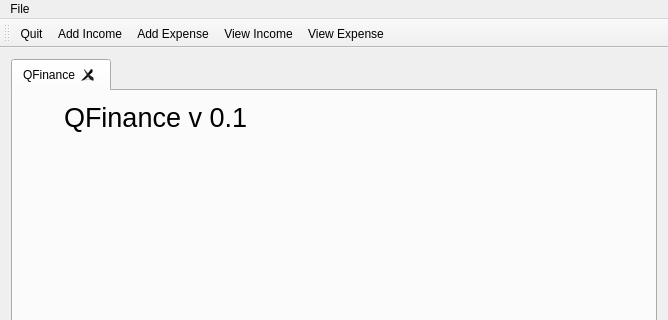
Old version of the form mainwindow.ui in the repository m-muhsin/QFinance; both pictures show x 0 to 668 and y 0 to 320 of the 668 by 482 pixel window.
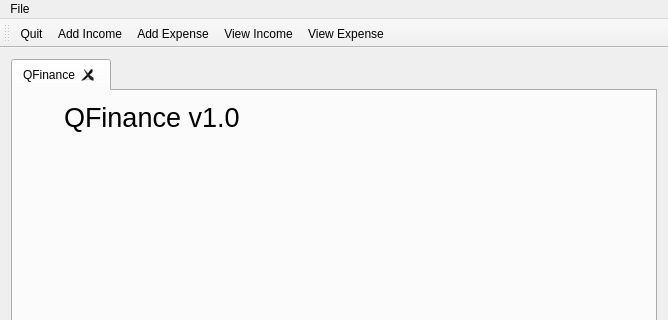
New version of the form.

```diff
--- a/mainwindow.ui
+++ b/mainwindow.ui
@@ -55,7 +55,7 @@
              </font>
             </property>
             <property name="text">
-             <string>QFinance v 0.1</string>
+             <string>QFinance v1.0</string>
             </property>
            </widget>
           </item>
```
Left out of the diff: 2 changed lines with no effect on the pictures.
